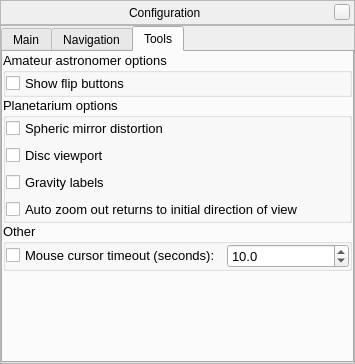
Above: src/gui/configurationDialog.ui from 519984307/stellarium_src before the change. Below: the same form after it.
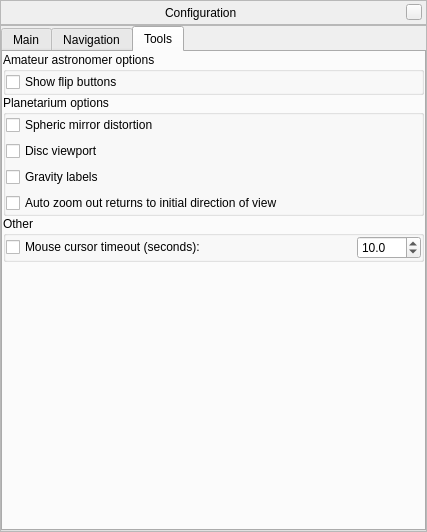
That is the form after the change. The open tabs and pages were chosen to show the change. Icons and pictures are not drawn. Custom widgets are drawn as their Qt base class.

```diff
--- a/src/gui/configurationDialog.ui
+++ b/src/gui/configurationDialog.ui
@@ -5,8 +5,8 @@
    <rect>
     <x>0</x>
     <y>0</y>
-    <width>355</width>
-    <height>364</height>
+    <width>427</width>
+    <height>532</height>
    </rect>
   </property>
   <property name="windowTitle" >
@@ -149,6 +149,12 @@
         <property name="currentIndex" >
          <number>0</number>
         </property>
+        <property name="iconSize" >
+         <size>
+          <width>50</width>
+          <height>50</height>
+         </size>
+        </property>
         <property name="elideMode" >
          <enum>Qt::ElideNone</enum>
         </property>
@@ -552,6 +558,14 @@
          </layout>
         </widget>
         <widget class="QWidget" name="tabTools" >
+         <property name="geometry" >
+          <rect>
+           <x>0</x>
+           <y>0</y>
+           <width>427</width>
+           <height>434</height>
+          </rect>
+         </property>
          <attribute name="title" >
           <string>Tools</string>
          </attribute>
@@ -564,13 +578,6 @@
           </property>
           <item>
            <widget class="QGroupBox" name="groupBox_8" >
-            <property name="font" >
-             <font>
-              <pointsize>10</pointsize>
-              <weight>50</weight>
-              <bold>false</bold>
-             </font>
-            </property>
             <property name="title" >
              <string>Amateur astronomer options</string>
             </property>
@@ -593,13 +600,6 @@
           </item>
           <item>
            <widget class="QGroupBox" name="groupBox_7" >
-            <property name="font" >
-             <font>
-              <pointsize>10</pointsize>
-              <weight>50</weight>
-              <bold>false</bold>
-             </font>
-            </property>
             <property name="title" >
              <string>Planetarium options</string>
             </property>
@@ -652,13 +652,6 @@
           </item>
           <item>
            <widget class="QGroupBox" name="groupBox_9" >
-            <property name="font" >
-             <font>
-              <pointsize>10</pointsize>
-              <weight>50</weight>
-              <bold>false</bold>
-             </font>
-            </property>
             <property name="title" >
              <string>Other</string>
             </property>
@@ -678,8 +671,27 @@
                  </property>
                 </widget>
                </item>
+               <item>
+                <spacer name="horizontalSpacer" >
+                 <property name="orientation" >
+                  <enum>Qt::Horizontal</enum>
+                 </property>
+                 <property name="sizeHint" stdset="0" >
+                  <size>
+                   <width>40</width>
+                   <height>20</height>
+                  </size>
+                 </property>
+                </spacer>
+               </item>
                <item>
                 <widget class="QDoubleSpinBox" name="mouseTimeoutSpinBox" >
+                 <property name="maximumSize" >
+                  <size>
+                   <width>16777215</width>
+                   <height>24</height>
+                  </size>
+                 </property>
                  <property name="decimals" >
                   <number>1</number>
                  </property>
```
Left out of the diff: 91 changed lines with no effect on the pictures.
